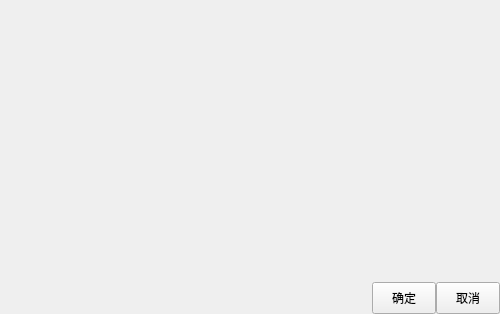
This is QtFBN/Dialog.ui in 1604042736/FMCL as Qt 5 draws it before an edit. The edited form follows.
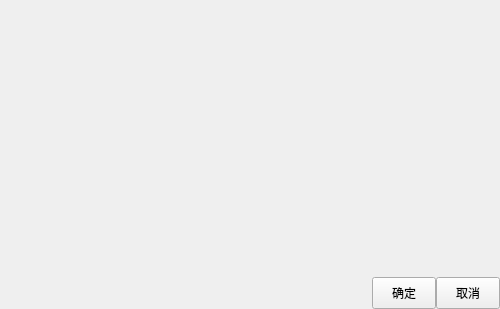
This is the edited form.

What changed in the file:
```diff
--- a/QtFBN/Dialog.ui
+++ b/QtFBN/Dialog.ui
@@ -7,7 +7,7 @@
     <x>0</x>
     <y>0</y>
     <width>500</width>
-    <height>314</height>
+    <height>309</height>
    </rect>
   </property>
   <property name="windowTitle">
@@ -55,7 +55,7 @@
    <property name="geometry">
     <rect>
      <x>372</x>
-     <y>282</y>
+     <y>277</y>
      <width>64</width>
      <height>32</height>
     </rect>
@@ -68,7 +68,7 @@
    <property name="geometry">
     <rect>
      <x>436</x>
-     <y>282</y>
+     <y>277</y>
      <width>64</width>
      <height>32</height>
     </rect>
```
